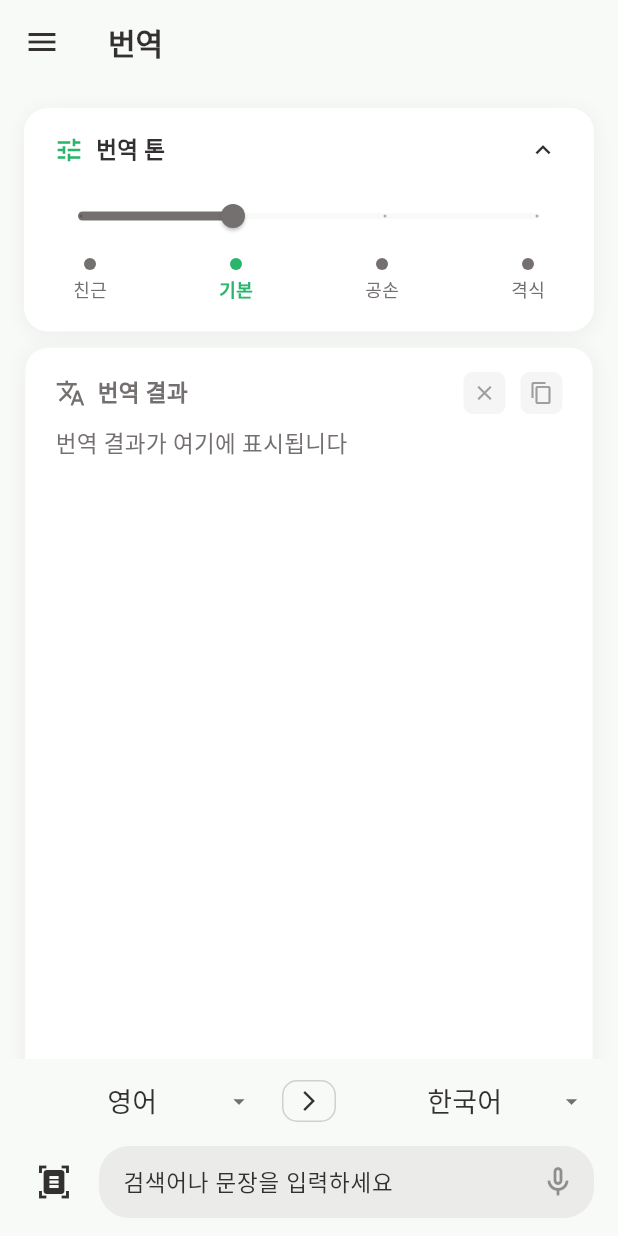
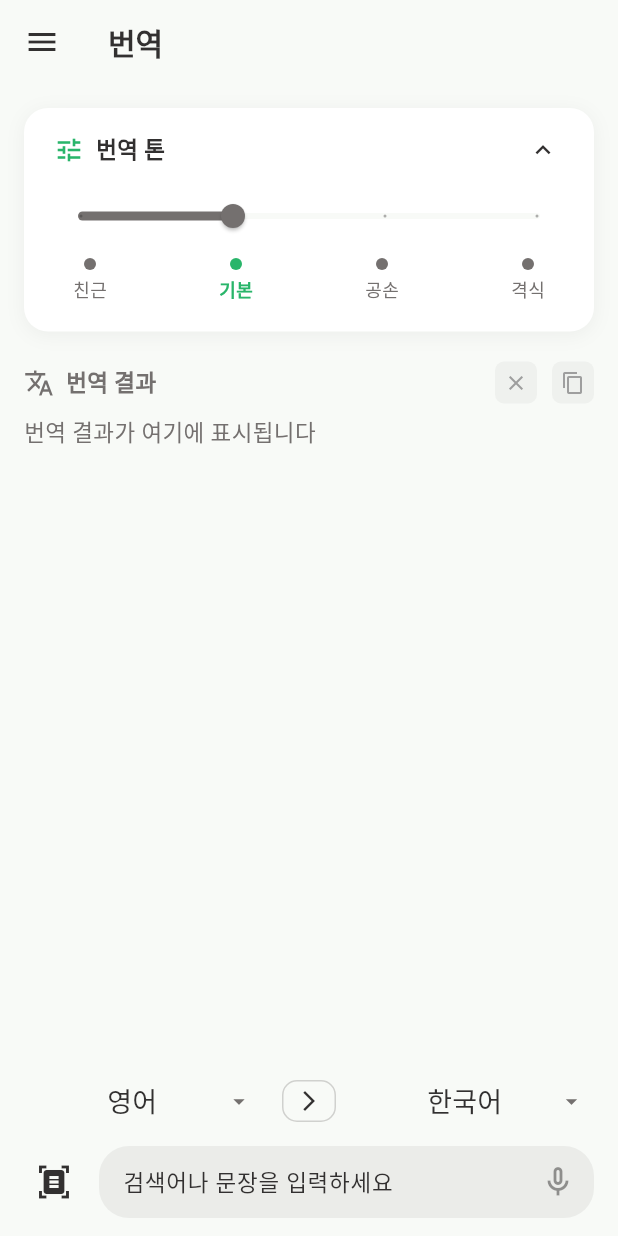
Before and after one commit to barryahn/ai-translator, a Flutter app: the screen it shows after launch, after a tap on "번역 톤", on a phone screen of 412 x 824 dp. Run offline on Flutter 3.47's test engine with Material 3 defaults, Android fonts, the phone set to English and light mode, and no system bars; drawn by our look-alikes of dropdown_button2; our stand-ins replace cloud_firestore, firebase_auth, flutter_dotenv, fluttertoast, shared_preferences; missing offline and left inert: openai_dart; accounts and stored records are empty.

Commit message:
Adjust: 번역 결과 창 UI 수정

```diff
--- a/lib/main.dart
+++ b/lib/main.dart
@@ -192,7 +192,7 @@ class _TranslationUIOnlyScreenState extends State<TranslationUIOnlyScreen> {
             child: Column(
               children: <Widget>[
                 _buildTonePicker(colors),
-                const SizedBox(height: 10),
+                const SizedBox(height: 20),
                 _buildTranslationArea(colors),
                 const SizedBox(height: 90),
               ],
@@ -954,23 +954,12 @@ class _TranslationUIOnlyScreenState extends State<TranslationUIOnlyScreen> {
     return Container(
       height: 600, // _resultFieldHeight,
       width: double.infinity,
-      decoration: BoxDecoration(
-        color: colors.white,
-        borderRadius: BorderRadius.circular(16),
-        boxShadow: [
-          BoxShadow(
-            color: Colors.black.withValues(alpha: 0.05),
-            blurRadius: 10,
-            offset: const Offset(0, 2),
-          ),
-        ],
-        border: Border.all(color: Colors.grey.withValues(alpha: 0.1)),
-      ),
+      //color: colors.white,
       child: Column(
         crossAxisAlignment: CrossAxisAlignment.start,
         children: [
           Container(
-            padding: const EdgeInsets.fromLTRB(20, 16, 20, 8),
+            padding: const EdgeInsets.fromLTRB(0, 0, 0, 8),
             child: Row(
               mainAxisAlignment: MainAxisAlignment.spaceBetween,
               children: [
@@ -1044,7 +1033,7 @@ class _TranslationUIOnlyScreenState extends State<TranslationUIOnlyScreen> {
           ),
           Expanded(
             child: Padding(
-              padding: const EdgeInsets.fromLTRB(20, 0, 20, 16),
+              padding: const EdgeInsets.fromLTRB(0, 0, 0, 16),
               child: SingleChildScrollView(
                 child: Column(
                   crossAxisAlignment: CrossAxisAlignment.start,
```
